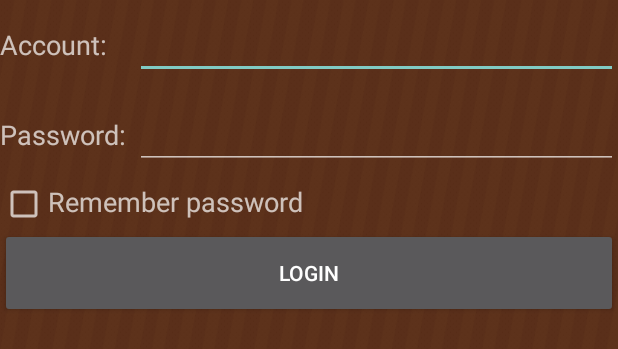
After one commit to BanZhuang/GuessMusic, an Android app: the layout activity_login.xml on its own in the app's theme, with its tools: preview values and no code run, on a phone screen of 412 x 824 dp. The commit adds this screen. Shown: the top 349 px of the screen. Run offline under Robolectric (Android 15) with nearby library versions, the phone set to English and light mode, and no system bars.

Commit message:
add loginActivity

```diff
--- /dev/null
+++ b/app/src/main/res/layout/activity_login.xml
@@ -0,0 +1,66 @@
+<?xml version="1.0" encoding="utf-8"?>
+<LinearLayout xmlns:android="http://schemas.android.com/apk/res/android"
+    xmlns:tools="http://schemas.android.com/tools"
+    android:id="@+id/activity_login"
+    android:layout_width="match_parent"
+    android:layout_height="match_parent"
+    android:orientation="vertical"
+    android:background="@drawable/index_background"
+    tools:context="com.example.vivian.guessmusic.ui.LoginActivity">
+    <LinearLayout
+        android:layout_width="match_parent"
+        android:layout_height="60dp"
+        android:orientation="horizontal">
+        <TextView
+            android:layout_width="90dp"
+            android:layout_height="wrap_content"
+            android:layout_gravity="center_vertical"
+            android:textSize="18sp"
+            android:text="Account:"/>
+        <EditText
+            android:layout_width="0dp"
+            android:layout_height="wrap_content"
+            android:id="@+id/account"
+            android:layout_weight="1"
+            android:layout_gravity="center_vertical"/>
+    </LinearLayout>
+    <LinearLayout
+        android:layout_width="match_parent"
+        android:layout_height="60dp"
+        android:orientation="horizontal">
+        <TextView
+            android:layout_width="90dp"
+            android:layout_height="wrap_content"
+            android:layout_gravity="center_vertical"
+            android:textSize="18sp"
+            android:text="Password:"/>
+        <EditText
+            android:layout_width="0dp"
+            android:layout_height="wrap_content"
+            android:id="@+id/password"
+            android:layout_weight="1"
+            android:layout_gravity="center_vertical"
+            android:inputType="textPassword"/>
+
+    </LinearLayout>
+    <LinearLayout
+        android:layout_width="match_parent"
+        android:layout_height="wrap_content"
+        android:orientation="horizontal">
+        <CheckBox
+            android:layout_width="wrap_content"
+            android:layout_height="wrap_content"
+            android:id="@+id/remember_pass"/>
+        <TextView
+            android:layout_width="wrap_content"
+            android:layout_height="wrap_content"
+            android:textSize="18sp"
+            android:text="Remember password"/>
+    </LinearLayout>
+    <Button
+        android:layout_width="match_parent"
+        android:layout_height="60dp"
+        android:id="@+id/login"
+        android:text="Login"/>
+
+</LinearLayout>
```
Also changed, not shown: app/src/main/AndroidManifest.xml (+10 -3 lines), app/src/main/java/com/example/vivian/guessmusic/ActivityManager/ActivityCollector.java (added, +27 -0 lines), app/src/main/java/com/example/vivian/guessmusic/ActivityManager/BaseActivity.java (added, +23 -0 lines), app/src/main/java/com/example/vivian/guessmusic/ui/LoginActivity.java (added, +68 -0 lines), app/src/main/java/com/example/vivian/guessmusic/ui/MainActivity.java (+4 -4 lines).
